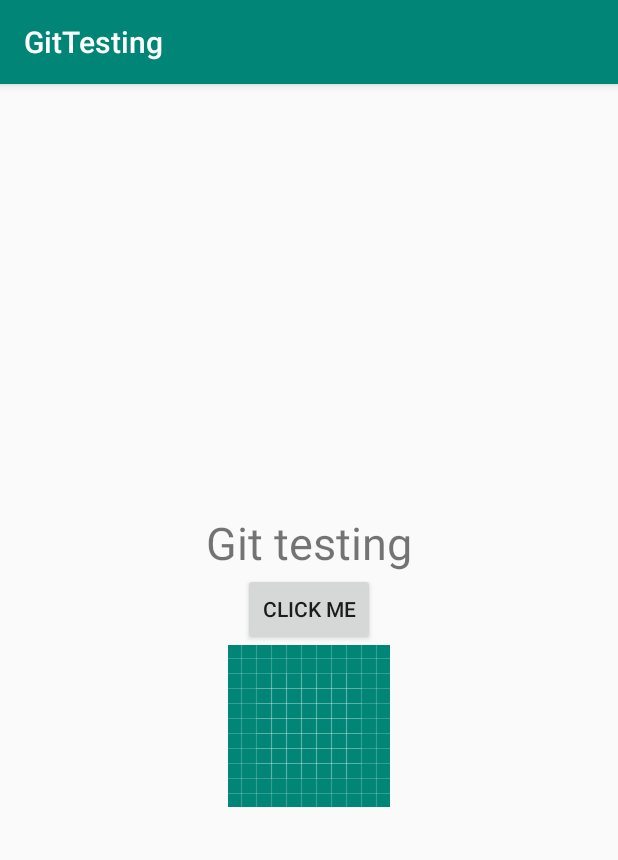
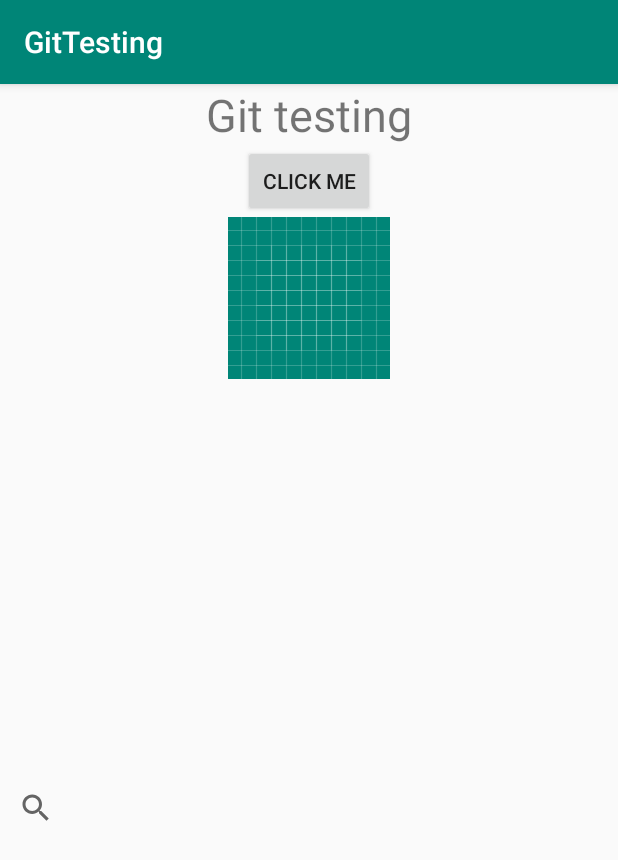
Before and after one commit to gotest1658/GitTesting, an Android app: the screen it shows after launch (MainActivity), on a phone screen of 412 x 824 dp. Shown: the top 860 px of the screen. Run offline under Robolectric (Android 15) with nearby library versions, the phone set to English and light mode, and no system bars.

Commit message:
Added a serach view widget

```diff
--- a/app/src/main/res/layout/activity_main.xml
+++ b/app/src/main/res/layout/activity_main.xml
@@ -24,4 +24,8 @@
        android:layout_height="wrap_content"
        android:src="@drawable/ic_launcher_background"/>
 
+   <SearchView
+       android:layout_width="match_parent"
+       android:layout_height="match_parent" />
+
 </LinearLayout>
```
